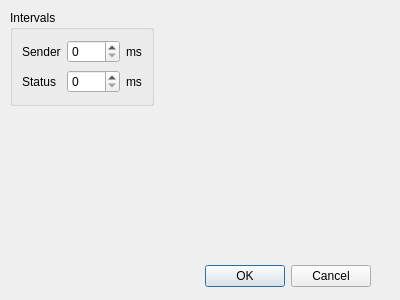
NeoTheFox/RepRaptor, file settingswindow.ui: the form before one commit.
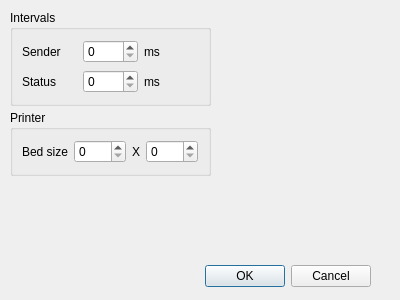
The form after the commit.

```diff
--- a/settingswindow.ui
+++ b/settingswindow.ui
@@ -34,7 +34,7 @@
     <rect>
      <x>10</x>
      <y>10</y>
-     <width>144</width>
+     <width>201</width>
      <height>96</height>
     </rect>
    </property>
@@ -86,6 +86,49 @@
     </item>
    </layout>
   </widget>
+  <widget class="QGroupBox" name="groupBox">
+   <property name="geometry">
+    <rect>
+     <x>10</x>
+     <y>110</y>
+     <width>201</width>
+     <height>66</height>
+    </rect>
+   </property>
+   <property name="title">
+    <string>Printer</string>
+   </property>
+   <layout class="QGridLayout" name="gridLayout_2">
+    <item row="0" column="2">
+     <widget class="QLabel" name="label_6">
+      <property name="text">
+       <string>X</string>
+      </property>
+     </widget>
+    </item>
+    <item row="0" column="1">
+     <widget class="QSpinBox" name="bedxbox">
+      <property name="maximum">
+       <number>9999</number>
+      </property>
+     </widget>
+    </item>
+    <item row="0" column="0">
+     <widget class="QLabel" name="label_5">
+      <property name="text">
+       <string>Bed size</string>
+      </property>
+     </widget>
+    </item>
+    <item row="0" column="3">
+     <widget class="QSpinBox" name="bedybox">
+      <property name="maximum">
+       <number>9999</number>
+      </property>
+     </widget>
+    </item>
+   </layout>
+  </widget>
  </widget>
  <resources/>
  <connections>
```
